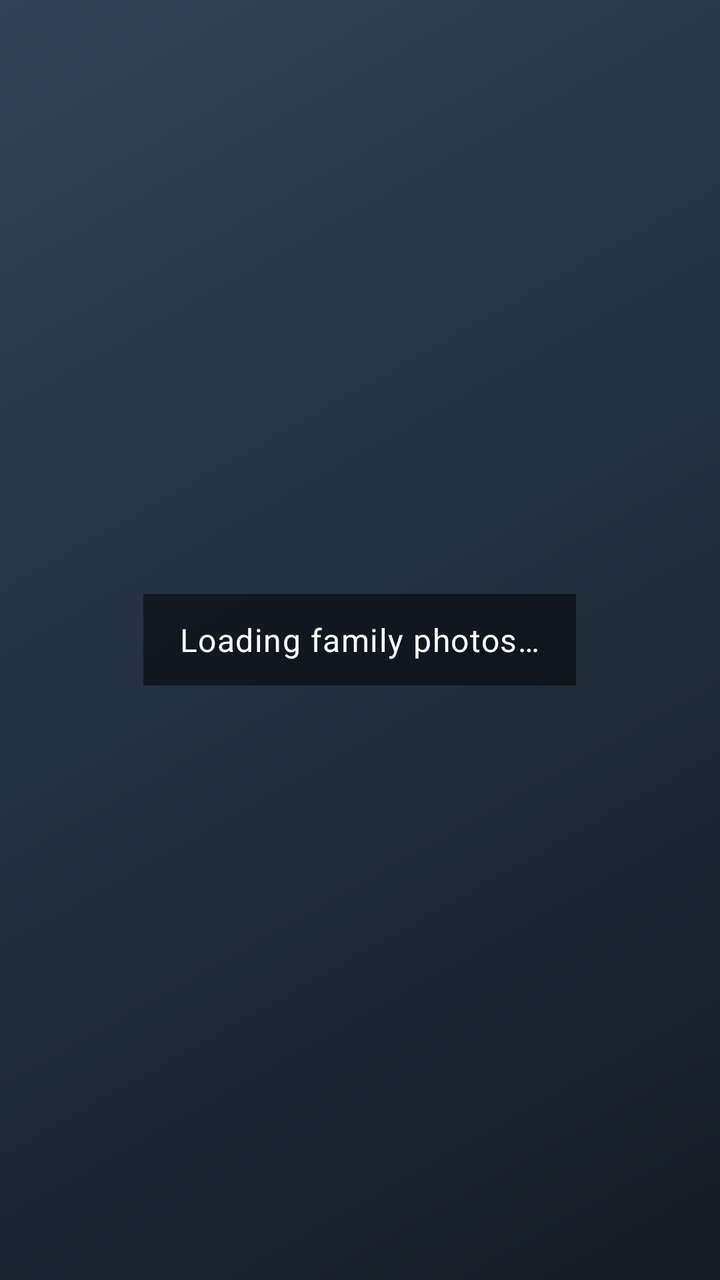
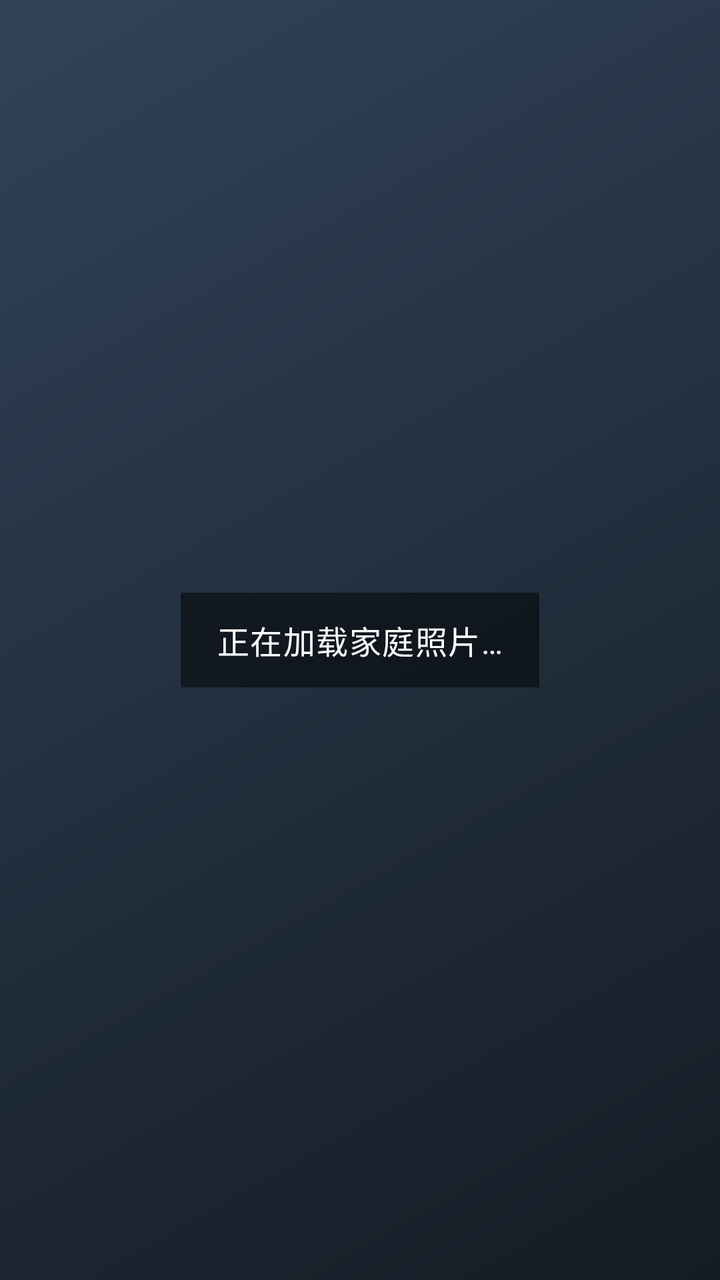

Before-and-after screenshots of an Android layout around one commit, followed by the original layout XML and the change that was made.
<!-- AndroidManifest.xml: application theme Theme.IdleBloom -->
<!-- res/layout/dream_content.xml -->
<?xml version="1.0" encoding="utf-8"?>
<FrameLayout xmlns:android="http://schemas.android.com/apk/res/android"
    android:layout_width="match_parent"
    android:layout_height="match_parent"
    android:background="#05080C">

    <ImageView
        android:id="@+id/photoImageView"
        android:layout_width="match_parent"
        android:layout_height="match_parent"
        android:adjustViewBounds="true"
        android:background="#05080C"
        android:contentDescription="@string/dream_image_content_description"
        android:scaleType="fitCenter"
        android:src="@drawable/dream_placeholder" />

    <TextView
        android:id="@+id/modeBadgeTextView"
        android:layout_width="wrap_content"
        android:layout_height="wrap_content"
        android:layout_gravity="top|start"
        android:layout_margin="24dp"
        android:background="#99222D3A"
        android:paddingHorizontal="14dp"
        android:paddingVertical="8dp"
        android:textAppearance="@style/TextAppearance.Material3.LabelLarge"
        android:textColor="#F5F7FA"
        android:visibility="gone" />

    <ProgressBar
        android:id="@+id/progressBar"
        style="?android:attr/progressBarStyleLarge"
        android:layout_width="wrap_content"
        android:layout_height="wrap_content"
        android:layout_gravity="center" />

    <TextView
        android:id="@+id/statusTextView"
        android:layout_width="wrap_content"
        android:layout_height="wrap_content"
        android:layout_gravity="center"
        android:background="#80000000"
        android:paddingHorizontal="18dp"
        android:paddingVertical="12dp"
        android:text="@string/dream_status_loading"
        android:textAppearance="@style/TextAppearance.Material3.BodyLarge"
        android:textColor="#FFFFFF" />

    <TextView
        android:id="@+id/captionTextView"
        android:layout_width="wrap_content"
        android:layout_height="wrap_content"
        android:layout_gravity="bottom|start"
        android:layout_margin="24dp"
        android:background="#80000000"
        android:paddingHorizontal="16dp"
        android:paddingVertical="10dp"
        android:textAppearance="@style/TextAppearance.Material3.BodyMedium"
        android:textColor="#F5F7FA"
        android:visibility="gone" />

</FrameLayout>
<!-- resources referenced by this layout -->
<resources>
  <!-- drawable dream_placeholder (drawable) -->
  <?xml version="1.0" encoding="utf-8"?>
  <shape xmlns:android="http://schemas.android.com/apk/res/android"
      android:shape="rectangle">
      <gradient
          android:angle="315"
          android:endColor="#151B24"
          android:startColor="#304358" />
  </shape>
  <string name="dream_image_content_description">Current slideshow image</string>
  <string name="dream_status_loading">Loading family photos…</string>
  <style name="Theme.IdleBloom" parent="Theme.Material3.Dark.NoActionBar">
          <item name="colorPrimary">@color/seed</item>
          <item name="colorSurface">@color/surface</item>
          <item name="android:statusBarColor">@android:color/transparent</item>
          <item name="android:navigationBarColor">@android:color/black</item>
          <item name="android:windowBackground">@color/surface</item>
          <item name="android:windowLayoutInDisplayCutoutMode" tools:targetApi="p">shortEdges</item>
      </style>
  <color name="seed">#7CB342</color>
  <color name="surface">#0A1016</color>
</resources>

<!-- the commit's change to res/layout/dream_content.xml (unified diff, before → after) -->
@@ -1,5 +1,6 @@
 <?xml version="1.0" encoding="utf-8"?>
 <FrameLayout xmlns:android="http://schemas.android.com/apk/res/android"
+    xmlns:app="http://schemas.android.com/apk/res-auto"
     android:layout_width="match_parent"
     android:layout_height="match_parent"
     android:background="#05080C">
@@ -59,4 +60,68 @@
         android:textColor="#F5F7FA"
         android:visibility="gone" />
 
+    <FrameLayout
+        android:id="@+id/deleteConfirmationOverlay"
+        android:layout_width="match_parent"
+        android:layout_height="match_parent"
+        android:background="#99000000"
+        android:clickable="true"
+        android:focusable="true"
+        android:visibility="gone">
+
+        <LinearLayout
+            android:layout_width="360dp"
+            android:layout_height="wrap_content"
+            android:layout_gravity="center"
+            android:layout_margin="24dp"
+            android:background="@drawable/delete_dialog_background"
+            android:orientation="vertical"
+            android:padding="24dp">
+
+            <TextView
+                android:layout_width="match_parent"
+                android:layout_height="wrap_content"
+                android:text="@string/delete_dialog_title"
+                android:textAppearance="@style/TextAppearance.Material3.TitleLarge"
+                android:textColor="#17212B" />
+
+            <TextView
+                android:id="@+id/deleteConfirmationMessageTextView"
+                android:layout_width="match_parent"
+                android:layout_height="wrap_content"
+                android:layout_marginTop="12dp"
+                android:textAppearance="@style/TextAppearance.Material3.BodyLarge"
+                android:textColor="#3B4855" />
+
+            <LinearLayout
+                android:layout_width="match_parent"
+                android:layout_height="wrap_content"
+                android:layout_marginTop="24dp"
+                android:gravity="end"
+                android:orientation="horizontal">
+
+                <Button
+                    android:id="@+id/deleteCancelButton"
+                    android:layout_width="116dp"
+                    android:layout_height="48dp"
+                    android:background="@drawable/delete_cancel_button_background"
+                    android:gravity="center"
+                    android:text="@string/action_cancel"
+                    android:textColor="#45602A"
+                    android:textSize="18sp" />
+
+                <Button
+                    android:id="@+id/deleteConfirmButton"
+                    android:layout_width="116dp"
+                    android:layout_height="48dp"
+                    android:layout_marginStart="12dp"
+                    android:background="@drawable/delete_confirm_button_background"
+                    android:gravity="center"
+                    android:text="@string/action_delete"
+                    android:textColor="#17212B"
+                    android:textSize="18sp" />
+            </LinearLayout>
+        </LinearLayout>
+    </FrameLayout>
+
 </FrameLayout>
<!-- resource entries referenced after the edit -->
@@ -1,5 +1,46 @@
 <!-- resources referenced by this layout -->
 <resources>
+  <!-- drawable delete_cancel_button_background (drawable) -->
+  <?xml version="1.0" encoding="utf-8"?>
+  <selector xmlns:android="http://schemas.android.com/apk/res/android">
+      <item android:state_focused="true">
+          <shape>
+              <solid android:color="#E8F0E5" />
+              <corners android:radius="24dp" />
+              <stroke android:width="3dp" android:color="#628338" />
+          </shape>
+      </item>
+      <item>
+          <shape>
+              <solid android:color="#F1F5F8" />
+              <corners android:radius="24dp" />
+              <stroke android:width="2dp" android:color="#75828D" />
+          </shape>
+      </item>
+  </selector>
+  <!-- drawable delete_confirm_button_background (drawable) -->
+  <?xml version="1.0" encoding="utf-8"?>
+  <selector xmlns:android="http://schemas.android.com/apk/res/android">
+      <item android:state_focused="true">
+          <shape>
+              <solid android:color="#9AC65B" />
+              <corners android:radius="24dp" />
+              <stroke android:width="3dp" android:color="#17212B" />
+          </shape>
+      </item>
+      <item>
+          <shape>
+              <solid android:color="#7CB342" />
+              <corners android:radius="24dp" />
+          </shape>
+      </item>
+  </selector>
+  <!-- drawable delete_dialog_background (drawable) -->
+  <?xml version="1.0" encoding="utf-8"?>
+  <shape xmlns:android="http://schemas.android.com/apk/res/android">
+      <solid android:color="#F1F5F8" />
+      <corners android:radius="8dp" />
+  </shape>
   <!-- drawable dream_placeholder (drawable) -->
   <?xml version="1.0" encoding="utf-8"?>
   <shape xmlns:android="http://schemas.android.com/apk/res/android"
@@ -9,8 +50,11 @@
           android:endColor="#151B24"
           android:startColor="#304358" />
   </shape>
-  <string name="dream_image_content_description">Current slideshow image</string>
-  <string name="dream_status_loading">Loading family photos…</string>
+  <string name="action_cancel">取消</string>
+  <string name="action_delete">删除</string>
+  <string name="delete_dialog_title">删除照片？</string>
+  <string name="dream_image_content_description">当前轮播照片</string>
+  <string name="dream_status_loading">正在加载家庭照片…</string>
   <style name="Theme.IdleBloom" parent="Theme.Material3.Dark.NoActionBar">
           <item name="colorPrimary">@color/seed</item>
           <item name="colorSurface">@color/surface</item>
